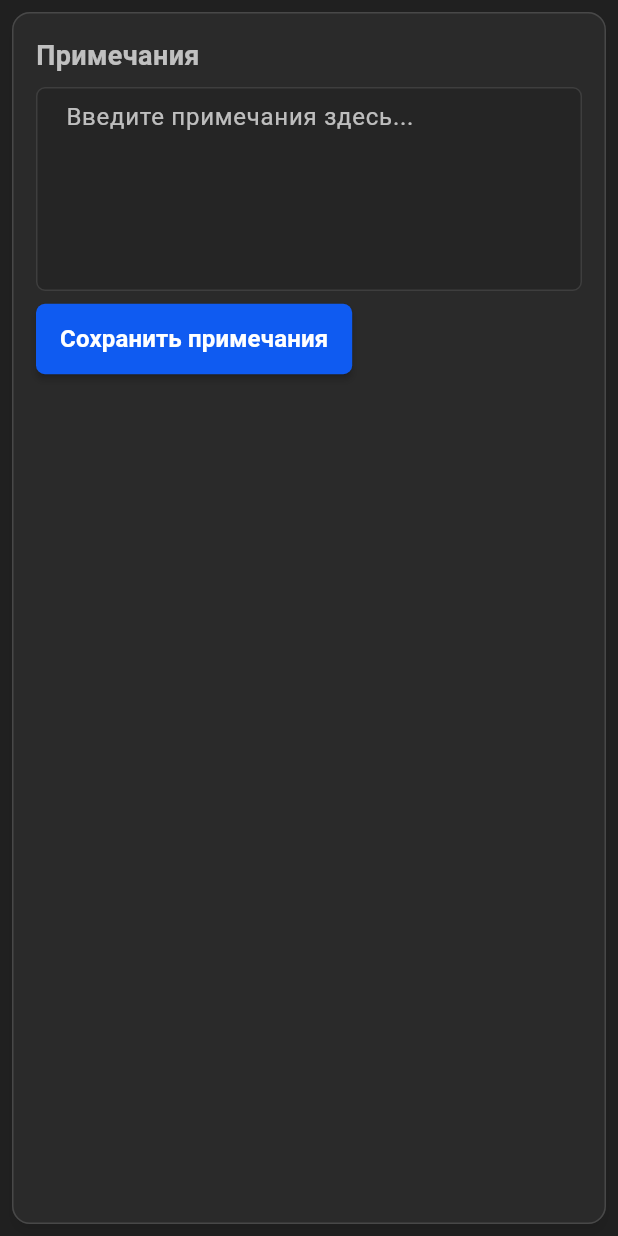
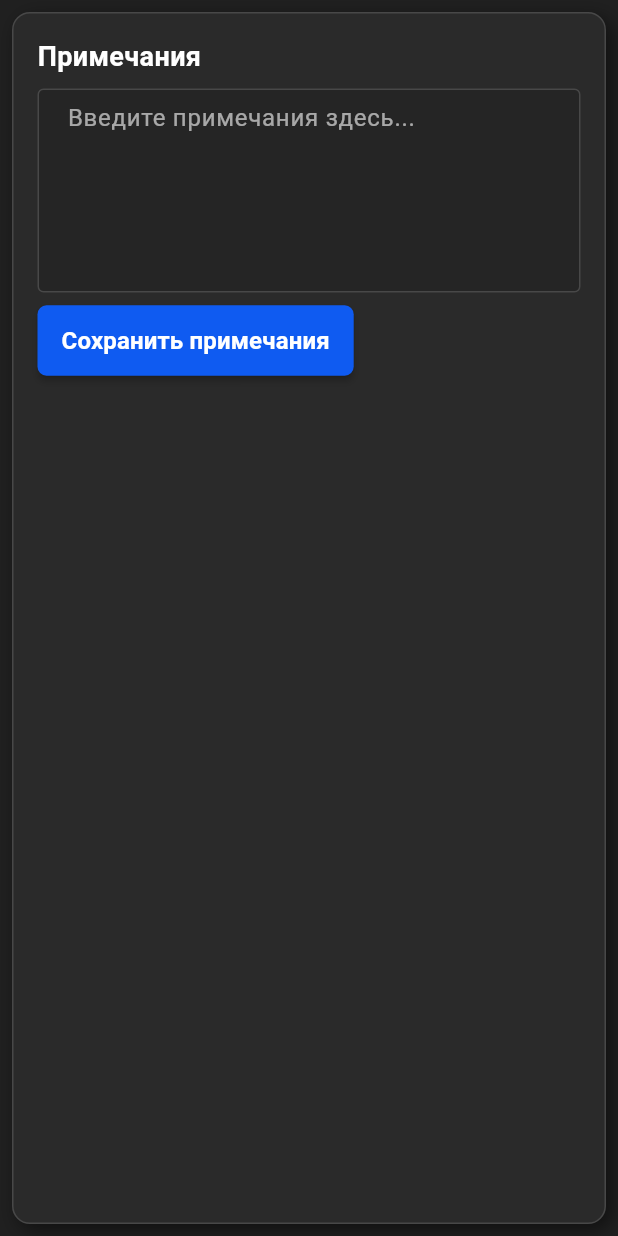
Before and after one commit to greatgreek73/ClinicDB, a Flutter app: the NotesWidget widget shown alone on an empty page, opened directly with empty values, on a phone screen of 412 x 824 dp. Run offline on Flutter 3.47's test engine with Material 3 defaults, Android fonts, the phone set to English and light mode, and no system bars; our stand-ins replace cloud_firestore, firebase_core, firebase_storage, flutter_masked_text2, image_picker, shared_preferences; accounts and stored records are empty.

Commit message:
Add customizable colors to NotesWidget

```diff
--- a/lib/notes_widget.dart
+++ b/lib/notes_widget.dart
@@ -1,10 +1,24 @@
 import 'package:flutter/material.dart';
 import 'package:cloud_firestore/cloud_firestore.dart';
+import 'theme/app_theme.dart';
 
 class NotesWidget extends StatefulWidget {
   final String patientId;
+  final Color backgroundColor;
+  final Color textColor;
+  final Color buttonColor;
+  final Color borderColor;
+  final Color boxShadowColor;
 
-  NotesWidget({required this.patientId});
+  NotesWidget({
+    Key? key,
+    required this.patientId,
+    this.backgroundColor = AppTheme.darkCardColor,
+    this.textColor = AppTheme.darkPrimaryTextColor,
+    this.buttonColor = AppTheme.primaryColor,
+    this.borderColor = AppTheme.darkBorderColor,
+    this.boxShadowColor = const Color(0x80000000),
+  }) : super(key: key);
 
   @override
   _NotesWidgetState createState() => _NotesWidgetState();
@@ -56,25 +70,58 @@ class _NotesWidgetState extends State<NotesWidget> {
 
   @override
   Widget build(BuildContext context) {
-    return Card(
+    return Container(
       margin: EdgeInsets.all(8),
+      decoration: BoxDecoration(
+        color: widget.backgroundColor,
+        borderRadius: BorderRadius.circular(12.0),
+        border: Border.all(color: widget.borderColor, width: 1.0),
+        boxShadow: [
+          BoxShadow(
+            color: widget.boxShadowColor,
+            blurRadius: 10,
+            offset: Offset(4, 4),
+          ),
+        ],
+      ),
       child: Padding(
         padding: EdgeInsets.all(16),
         child: Column(
           crossAxisAlignment: CrossAxisAlignment.start,
           children: [
-            Text('Примечания', style: TextStyle(fontSize: 18, fontWeight: FontWeight.bold)),
+            Text(
+              'Примечания',
+              style: TextStyle(
+                fontSize: 18,
+                fontWeight: FontWeight.bold,
+                color: widget.textColor,
+              ),
+            ),
             SizedBox(height: 8),
             TextField(
               controller: _notesController,
               maxLines: 5,
+              style: TextStyle(color: widget.textColor),
               decoration: InputDecoration(
-                border: OutlineInputBorder(),
+                border: OutlineInputBorder(
+                  borderSide: BorderSide(color: widget.borderColor),
+                ),
+                enabledBorder: OutlineInputBorder(
+                  borderSide: BorderSide(color: widget.borderColor),
+                ),
+                focusedBorder: OutlineInputBorder(
+                  borderSide: BorderSide(color: widget.buttonColor),
+                ),
                 hintText: 'Введите примечания здесь...',
+                hintStyle: TextStyle(color: widget.textColor.withOpacity(0.6)),
               ),
             ),
             SizedBox(height: 8),
             ElevatedButton(
+              style: ElevatedButton.styleFrom(
+                backgroundColor: widget.buttonColor,
+                foregroundColor: widget.textColor,
+              ),
               onPressed: _saveNotes,
               child: Text('Сохранить примечания'),
             ),
```
